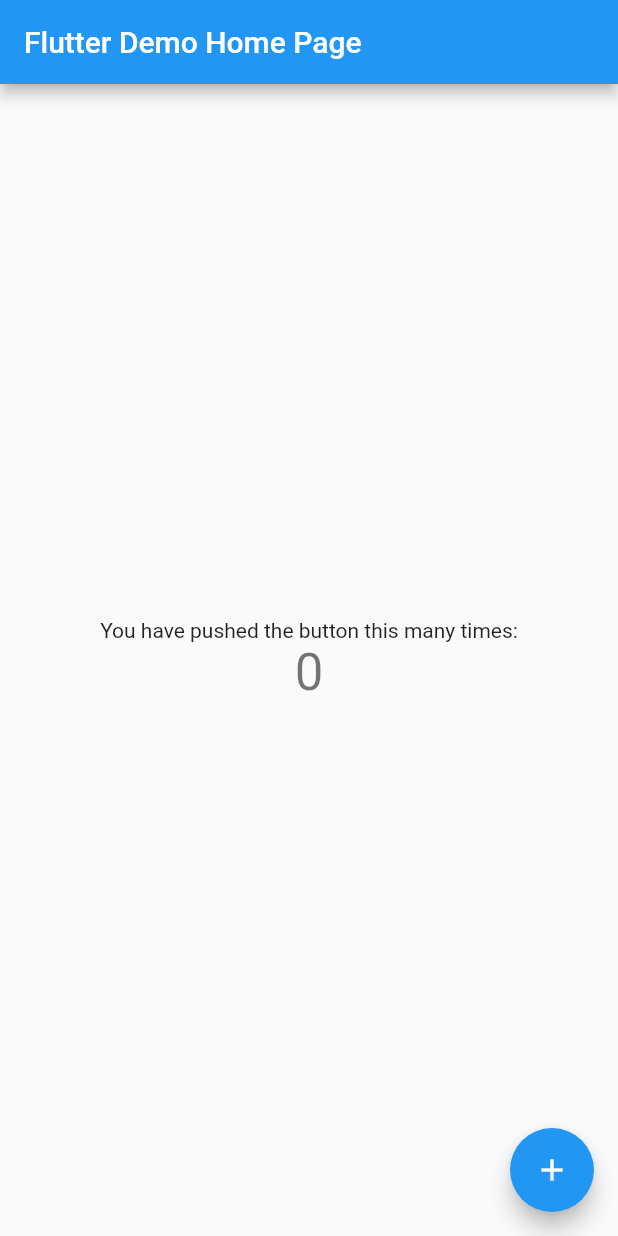
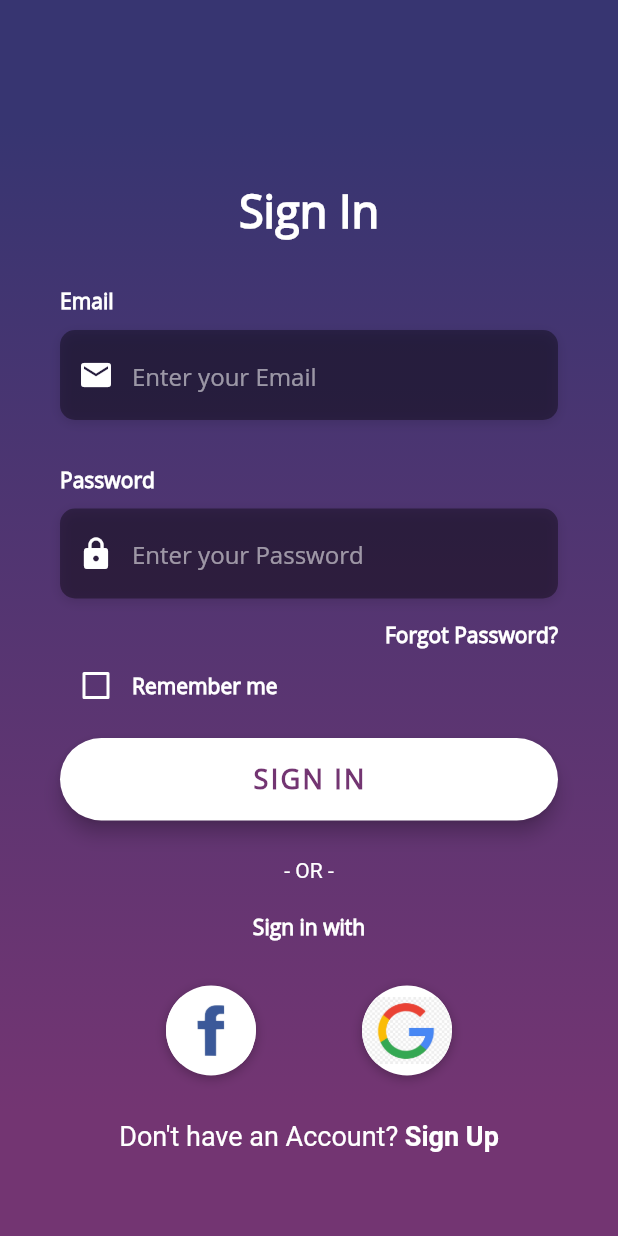
Before and after one commit to Abikayusri/Udacoding-Flutter-Week1, a Flutter app: the screen it shows after launch, on a phone screen of 412 x 824 dp. Run offline on Flutter 3.47's test engine with Material 2 defaults, Android fonts, the phone set to English and light mode, and no system bars.

Commit message:
Finish Create Layout SignIn and SignUp

```diff
--- a/lib/main.dart
+++ b/lib/main.dart
@@ -1,3 +1,4 @@
+import 'package:assignment_week1/screen/signin_screen.dart';
 import 'package:flutter/material.dart';
 
 void main() {
@@ -5,113 +6,11 @@ void main() {
 }
 
 class MyApp extends StatelessWidget {
-  // This widget is the root of your application.
   @override
   Widget build(BuildContext context) {
     return MaterialApp(
-      title: 'Flutter Demo',
-      theme: ThemeData(
-        // This is the theme of your application.
-        //
-        // Try running your application with "flutter run". You'll see the
-        // application has a blue toolbar. Then, without quitting the app, try
-        // changing the primarySwatch below to Colors.green and then invoke
-        // "hot reload" (press "r" in the console where you ran "flutter run",
-        // or simply save your changes to "hot reload" in a Flutter IDE).
-        // Notice that the counter didn't reset back to zero; the application
-        // is not restarted.
-        primarySwatch: Colors.blue,
-        // This makes the visual density adapt to the platform that you run
-        // the app on. For desktop platforms, the controls will be smaller and
-        // closer together (more dense) than on mobile platforms.
-        visualDensity: VisualDensity.adaptivePlatformDensity,
-      ),
-      home: MyHomePage(title: 'Flutter Demo Home Page'),
+      title: 'Assignment Flutter Login',
+      home: SigninScreen(),
     );
   }
 }
-
-class MyHomePage extends StatefulWidget {
-  MyHomePage({Key key, this.title}) : super(key: key);
-
-  // This widget is the home page of your application. It is stateful, meaning
-  // that it has a State object (defined below) that contains fields that affect
-  // how it looks.
-
-  // This class is the configuration for the state. It holds the values (in this
-  // case the title) provided by the parent (in this case the App widget) and
-  // used by the build method of the State. Fields in a Widget subclass are
-  // always marked "final".
-
-  final String title;
-
-  @override
-  _MyHomePageState createState() => _MyHomePageState();
-}
-
-class _MyHomePageState extends State<MyHomePage> {
-  int _counter = 0;
-
-  void _incrementCounter() {
-    setState(() {
-      // This call to setState tells the Flutter framework that something has
-      // changed in this State, which causes it to rerun the build method below
-      // so that the display can reflect the updated values. If we changed
-      // _counter without calling setState(), then the build method would not be
-      // called again, and so nothing would appear to happen.
-      _counter++;
-    });
-  }
-
-  @override
-  Widget build(BuildContext context) {
-    // This method is rerun every time setState is called, for instance as done
-    // by the _incrementCounter method above.
-    //
-    // The Flutter framework has been optimized to make rerunning build methods
-    // fast, so that you can just rebuild anything that needs updating rather
-    // than having to individually change instances of widgets.
-    return Scaffold(
-      appBar: AppBar(
-        // Here we take the value from the MyHomePage object that was created by
-        // the App.build method, and use it to set our appbar title.
-        title: Text(widget.title),
-      ),
-      body: Center(
-        // Center is a layout widget. It takes a single child and positions it
-        // in the middle of the parent.
-        child: Column(
-          // Column is also a layout widget. It takes a list of children and
-          // arranges them vertically. By default, it sizes itself to fit its
-          // children horizontally, and tries to be as tall as its parent.
-          //
-          // Invoke "debug painting" (press "p" in the console, choose the
-          // "Toggle Debug Paint" action from the Flutter Inspector in Android
-          // Studio, or the "Toggle Debug Paint" command in Visual Studio Code)
-          // to see the wireframe for each widget.
-          //
-          // Column has various properties to control how it sizes itself and
-          // how it positions its children. Here we use mainAxisAlignment to
-          // center the children vertically; the main axis here is the vertical
-          // axis because Columns are vertical (the cross axis would be
-          // horizontal).
-          mainAxisAlignment: MainAxisAlignment.center,
-          children: <Widget>[
-            Text(
-              'You have pushed the button this many times:',
-            ),
-            Text(
-              '$_counter',
-              style: Theme.of(context).textTheme.headline4,
-            ),
-          ],
-        ),
-      ),
-      floatingActionButton: FloatingActionButton(
-        onPressed: _incrementCounter,
-        tooltip: 'Increment',
-        child: Icon(Icons.add),
-      ), // This trailing comma makes auto-formatting nicer for build methods.
-    );
-  }
-}
--- /dev/null
+++ b/lib/screen/signin_screen.dart
@@ -0,0 +1,311 @@
+import 'package:assignment_week1/screen/signup_screen.dart';
+import 'package:assignment_week1/utils/constant.dart';
+import 'package:flutter/material.dart';
+import 'package:flutter/services.dart';
+
+class SigninScreen extends StatefulWidget {
+  @override
+  _SigninScreenState createState() => _SigninScreenState();
+}
+
+class _SigninScreenState extends State<SigninScreen> {
+  bool _rememberMe = false;
+
+  Widget _buildEmailTF() {
+    return Column(
+      crossAxisAlignment: CrossAxisAlignment.start,
+      children: <Widget>[
+        Text(
+          'Email',
+          style: kLabelStyle,
+        ),
+        SizedBox(height: 10.0),
+        Container(
+          alignment: Alignment.centerLeft,
+          decoration: kBoxDecorationStyle,
+          height: 60.0,
+          child: TextField(
+            keyboardType: TextInputType.emailAddress,
+            style: TextStyle(
+              color: Colors.white,
+              fontFamily: 'OpenSans',
+            ),
+            decoration: InputDecoration(
+              border: InputBorder.none,
+              contentPadding: EdgeInsets.only(top: 14.0),
+              prefixIcon: Icon(
+                Icons.email,
+                color: Colors.white,
+              ),
+              hintText: 'Enter your Email',
+              hintStyle: kHintTextStyle,
+            ),
+          ),
+        ),
+      ],
+    );
+  }
+
+  Widget _buildPasswordTF() {
+    return Column(
+      crossAxisAlignment: CrossAxisAlignment.start,
+      children: <Widget>[
+        Text(
+          'Password',
+          style: kLabelStyle,
+        ),
+        SizedBox(height: 10.0),
+        Container(
+          alignment: Alignment.centerLeft,
+          decoration: kBoxDecorationStyle,
+          height: 60.0,
+          child: TextField(
+            obscureText: true,
+            style: TextStyle(
+              color: Colors.white,
+              fontFamily: 'OpenSans',
+            ),
+            decoration: InputDecoration(
+              border: InputBorder.none,
+              contentPadding: EdgeInsets.only(top: 14.0),
+              prefixIcon: Icon(
+                Icons.lock,
+                color: Colors.white,
+              ),
+              hintText: 'Enter your Password',
+              hintStyle: kHintTextStyle,
+            ),
+          ),
+        ),
+      ],
+    );
+  }
+
+  Widget _buildForgotPasswordBtn() {
+    return Container(
+      alignment: Alignment.centerRight,
+      child: FlatButton(
+        onPressed: () => print('Forgot Password Button Pressed'),
+        padding: EdgeInsets.only(right: 0.0),
+        child: Text(
+          'Forgot Password?',
+          style: kLabelStyle,
+        ),
+      ),
+    );
+  }
+
+  Widget _buildRememberMeCheckbox() {
+    return Container(
+      height: 20.0,
+      child: Row(
+        children: <Widget>[
+          Theme(
+            data: ThemeData(unselectedWidgetColor: Colors.white),
+            child: Checkbox(
+              value: _rememberMe,
+              checkColor: Colors.green,
+              activeColor: Colors.white,
+              onChanged: (value) {
+                setState(() {
+                  _rememberMe = value;
+                });
+              },
+            ),
+          ),
+          Text(
+            'Remember me',
+            style: kLabelStyle,
+          ),
+        ],
+      ),
+    );
+  }
+
+  Widget _buildSigninBtn() {
+    return Container(
+      padding: EdgeInsets.symmetric(vertical: 25.0),
+      width: double.infinity,
+      child: RaisedButton(
+        elevation: 5.0,
+        onPressed: () => print('Login Button Pressed'),
+        padding: EdgeInsets.all(15.0),
+        shape: RoundedRectangleBorder(
+          borderRadius: BorderRadius.circular(30.0),
+        ),
+        color: Colors.white,
+        child: Text(
+          'SIGN IN',
+          style: TextStyle(
+            color: Color(0xFF733572),
+            letterSpacing: 1.5,
+            fontSize: 18.0,
+            fontWeight: FontWeight.bold,
+            fontFamily: 'OpenSans',
+          ),
+        ),
+      ),
+    );
+  }
+
+  Widget _buildSignInWithText() {
+    return Column(
+      children: <Widget>[
+        Text(
+          '- OR -',
+          style: TextStyle(
+            color: Colors.white,
+            fontWeight: FontWeight.w400,
+          ),
+        ),
+        SizedBox(height: 20.0),
+        Text(
+          'Sign in with',
+          style: kLabelStyle,
+        ),
+      ],
+    );
+  }
+
+  Widget _buildSocialBtn(Function onTap, AssetImage logo) {
+    return GestureDetector(
+      onTap: onTap,
+      child: Container(
+        height: 60.0,
+        width: 60.0,
+        decoration: BoxDecoration(
+          shape: BoxShape.circle,
+          color: Colors.white,
+          boxShadow: [
+            BoxShadow(
+              color: Colors.black26,
+              offset: Offset(0, 2),
+              blurRadius: 6.0,
+            ),
+          ],
+          image: DecorationImage(
+            image: logo,
+          ),
+        ),
+      ),
+    );
+  }
+
+  Widget _buildSocialBtnRow() {
+    return Padding(
+      padding: EdgeInsets.symmetric(vertical: 30.0),
+      child: Row(
+        mainAxisAlignment: MainAxisAlignment.spaceEvenly,
+        children: <Widget>[
+          _buildSocialBtn(
+            () => print('Login with Facebook'),
+            AssetImage(
+              'assets/logos/facebook.jpg',
+            ),
+          ),
+          _buildSocialBtn(
+            () => print('Login with Google'),
+            AssetImage(
+              'assets/logos/google.jpg',
+            ),
+          ),
+        ],
+      ),
+    );
+  }
+
+  Widget _buildSignupBtn() {
+    return GestureDetector(
+      onTap: () => Navigator.push(
+          context, MaterialPageRoute(builder: (context) => SignupScreen())),
+      child: RichText(
+        text: TextSpan(
+          children: [
+            TextSpan(
+              text: 'Don\'t have an Account? ',
+              style: TextStyle(
+                color: Colors.white,
+                fontSize: 18.0,
+                fontWeight: FontWeight.w400,
+              ),
+            ),
+            TextSpan(
+              text: 'Sign Up',
+              style: TextStyle(
+                  color: Colors.white,
+                  fontSize: 18.0,
+                  fontWeight: FontWeight.bold),
+            ),
+          ],
+        ),
+      ),
+    );
+  }
+
+  @override
+  Widget build(BuildContext context) {
+    return Scaffold(
+      body: AnnotatedRegion<SystemUiOverlayStyle>(
+        value: SystemUiOverlayStyle.light,
+        child: GestureDetector(
+          onTap: () => FocusScope.of(context).unfocus(),
+          child: Stack(
+            children: <Widget>[
+              Container(
+                height: double.infinity,
+                width: double.infinity,
+                decoration: BoxDecoration(
+                  gradient: LinearGradient(
+                    begin: Alignment.topCenter,
+                    end: Alignment.bottomCenter,
+                    colors: [
+                      Color(0xFF373571),
+                      Color(0xFF733572),
+                    ],
+                    stops: [0.1, 0.9],
+                  ),
+                ),
+              ),
+              Container(
+                height: double.infinity,
+                child: SingleChildScrollView(
+                  physics: AlwaysScrollableScrollPhysics(),
+                  padding: EdgeInsets.symmetric(
+                    horizontal: 40.0,
+                    vertical: 120.0,
+                  ),
+                  child: Column(
+                    mainAxisAlignment: MainAxisAlignment.center,
+                    children: <Widget>[
+                      Text(
+                        'Sign In',
+                        style: TextStyle(
+                          color: Colors.white,
+                          fontFamily: 'OpenSans',
+                          fontSize: 30.0,
+                          fontWeight: FontWeight.bold,
+                        ),
+                      ),
+                      SizedBox(height: 30.0),
+                      _buildEmailTF(),
+                      SizedBox(
+                        height: 30.0,
+                      ),
+                      _buildPasswordTF(),
+                      _buildForgotPasswordBtn(),
+                      _buildRememberMeCheckbox(),
+                      _buildSigninBtn(),
+                      _buildSignInWithText(),
+                      _buildSocialBtnRow(),
+                      _buildSignupBtn(),
+                    ],
+                  ),
+                ),
+              )
+            ],
+          ),
+        ),
+      ),
+    );
+  }
+}
--- /dev/null
+++ b/lib/users.dart
@@ -0,0 +1,5 @@
+const dummyUsers = const {
+  // email : password
+  'abikayusri@gmail.com' : '12345',
+  'udacoding@gmail.com' : 'udacoding123'
+};
--- /dev/null
+++ b/lib/utils/constant.dart
@@ -0,0 +1,24 @@
+import 'package:flutter/material.dart';
+
+final kHintTextStyle = TextStyle(
+  color: Colors.white54,
+  fontFamily: 'OpenSans',
+);
+
+final kLabelStyle = TextStyle(
+  color: Colors.white,
+  fontWeight: FontWeight.bold,
+  fontFamily: 'OpenSans',
+);
+
+final kBoxDecorationStyle = BoxDecoration(
+  color: Colors.black38,
+  borderRadius: BorderRadius.circular(10.0),
+  boxShadow: [
+    BoxShadow(
+      color: Colors.black12,
+      blurRadius: 6.0,
+      offset: Offset(0, 2),
+    ),
+  ],
+);
```
Also changed, not shown: lib/screen/signup_screen.dart (added, +255 -0 lines), lib/utils/validation.dart (added, +29 -0 lines), pubspec.yaml (+19 -0 lines), assets/fonts/OpenSans.ttf (added), assets/logos/facebook.jpg (added), assets/logos/google.jpg (added), pubspec.lock.
